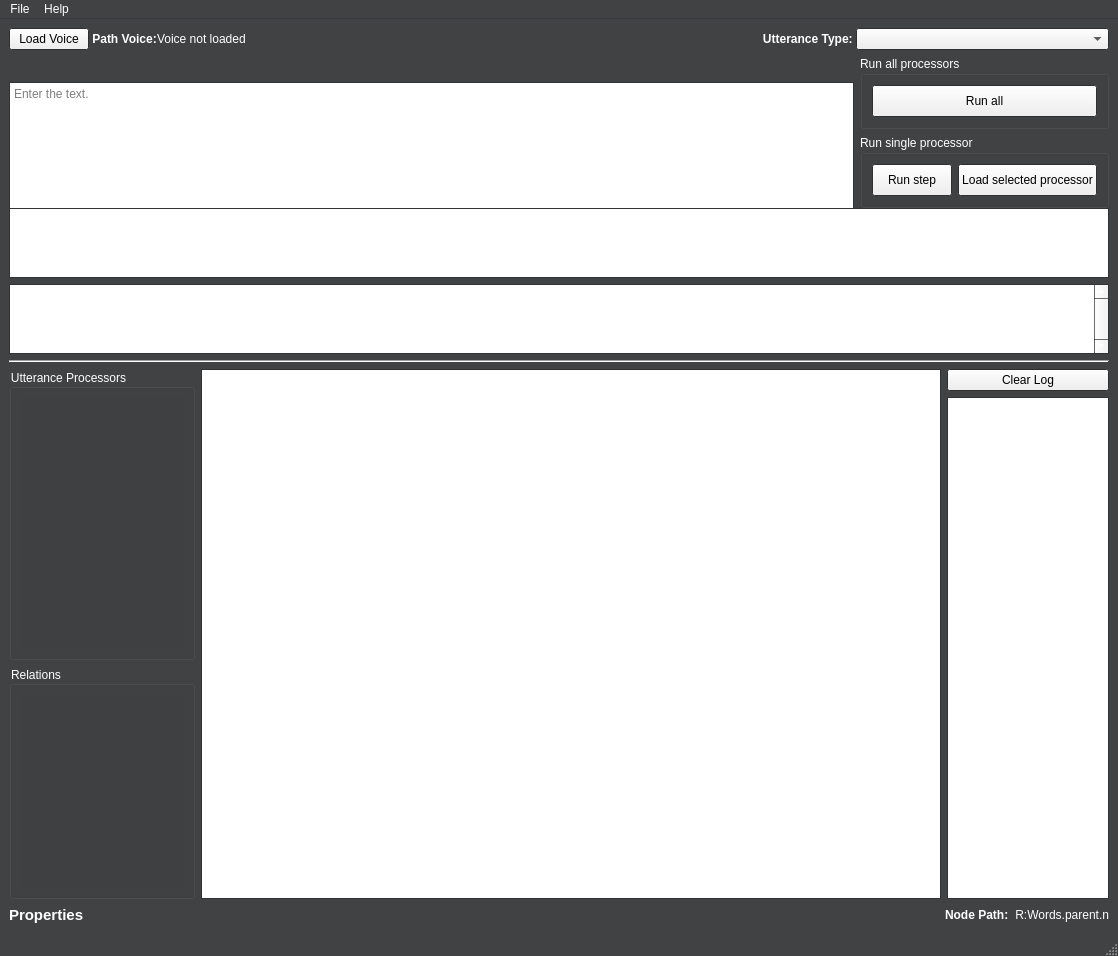
This is DeSpeect/Qt/src/view.ui in graphiteSWE/DeSpeect as Qt 5 draws it before an edit. The edited form follows.
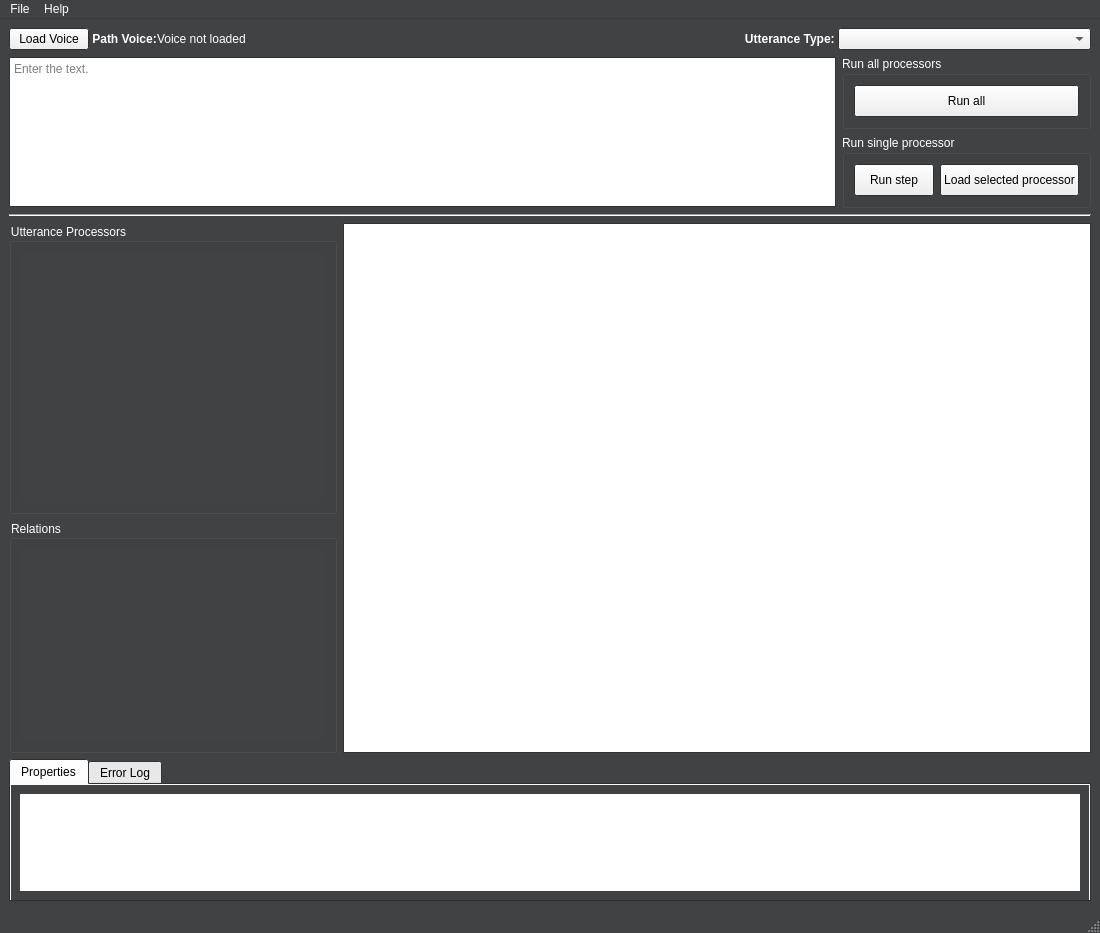
This is the edited form. Icons and pictures are not drawn.

```diff
--- a/DeSpeect/Qt/src/view.ui
+++ b/DeSpeect/Qt/src/view.ui
@@ -6,8 +6,8 @@
    <rect>
     <x>0</x>
     <y>0</y>
-    <width>1118</width>
-    <height>899</height>
+    <width>1100</width>
+    <height>933</height>
    </rect>
   </property>
   <property name="palette">
@@ -168,7 +168,7 @@
      <enum>QLayout::SetMaximumSize</enum>
     </property>
     <item>
-     <layout class="QVBoxLayout" name="LayoutSettings" stretch="0,0,0">
+     <layout class="QVBoxLayout" name="LayoutSettings" stretch="0,0">
       <property name="spacing">
        <number>0</number>
       </property>
@@ -279,6 +279,9 @@
             <height>25</height>
            </size>
           </property>
+          <property name="editable">
+           <bool>false</bool>
+          </property>
          </widget>
         </item>
        </layout>
@@ -291,7 +294,7 @@
         <property name="sizeConstraint">
          <enum>QLayout::SetDefaultConstraint</enum>
         </property>
-        <item>
+        <item alignment="Qt::AlignVCenter">
          <widget class="QTextEdit" name="UtteranceText">
           <property name="minimumSize">
            <size>
@@ -373,8 +376,8 @@
            <string>&lt;!DOCTYPE HTML PUBLIC &quot;-//W3C//DTD HTML 4.0//EN&quot; &quot;http://www.w3.org/TR/REC-html40/strict.dtd&quot;&gt;
 &lt;html&gt;&lt;head&gt;&lt;meta name=&quot;qrichtext&quot; content=&quot;1&quot; /&gt;&lt;style type=&quot;text/css&quot;&gt;
 p, li { white-space: pre-wrap; }
-&lt;/style&gt;&lt;/head&gt;&lt;body style=&quot; font-family:'Ubuntu'; font-size:11pt; font-weight:400; font-style:normal;&quot;&gt;
-&lt;p style=&quot;-qt-paragraph-type:empty; margin-top:0px; margin-bottom:0px; margin-left:0px; margin-right:0px; -qt-block-indent:0; text-indent:0px; font-family:'Sans Serif'; font-size:9pt;&quot;&gt;&lt;br /&gt;&lt;/p&gt;&lt;/body&gt;&lt;/html&gt;</string>
+&lt;/style&gt;&lt;/head&gt;&lt;body style=&quot; font-family:'Sans Serif'; font-size:9pt; font-weight:400; font-style:normal;&quot;&gt;
+&lt;p style=&quot;-qt-paragraph-type:empty; margin-top:0px; margin-bottom:0px; margin-left:0px; margin-right:0px; -qt-block-indent:0; text-indent:0px;&quot;&gt;&lt;br /&gt;&lt;/p&gt;&lt;/body&gt;&lt;/html&gt;</string>
           </property>
           <property name="placeholderText">
            <string>Enter the text.</string>
@@ -385,6 +388,43 @@
          <layout class="QVBoxLayout" name="verticalLayout_4">
           <item>
            <widget class="QGroupBox" name="groupBox">
+            <property name="palette">
+             <palette>
+              <active>
+               <colorrole role="WindowText">
+                <brush brushstyle="SolidPattern">
+                 <color alpha="255">
+                  <red>255</red>
+                  <green>255</green>
+                  <blue>255</blue>
+                 </color>
+                </brush>
+               </colorrole>
+              </active>
+              <inactive>
+               <colorrole role="WindowText">
+                <brush brushstyle="SolidPattern">
+                 <color alpha="255">
+                  <red>255</red>
+                  <green>255</green>
+                  <blue>255</blue>
+                 </color>
+                </brush>
+               </colorrole>
+              </inactive>
+              <disabled>
+               <colorrole role="WindowText">
+                <brush brushstyle="SolidPattern">
+                 <color alpha="255">
+                  <red>120</red>
+                  <green>120</green>
+                  <blue>120</blue>
+                 </color>
+                </brush>
+               </colorrole>
+              </disabled>
+             </palette>
+            </property>
             <property name="title">
              <string>Run all processors</string>
             </property>
@@ -407,6 +447,43 @@
           </item>
           <item>
            <widget class="QGroupBox" name="groupBox_2">
+            <property name="palette">
+             <palette>
+              <active>
+               <colorrole role="WindowText">
+                <brush brushstyle="SolidPattern">
+                 <color alpha="255">
+                  <red>255</red>
+                  <green>255</green>
+                  <blue>255</blue>
+                 </color>
+                </brush>
+               </colorrole>
+              </active>
+              <inactive>
+               <colorrole role="WindowText">
+                <brush brushstyle="SolidPattern">
+                 <color alpha="255">
+                  <red>255</red>
+                  <green>255</green>
+                  <blue>255</blue>
+                 </color>
+                </brush>
+               </colorrole>
+              </inactive>
+              <disabled>
+               <colorrole role="WindowText">
+                <brush brushstyle="SolidPattern">
+                 <color alpha="255">
+                  <red>120</red>
+                  <green>120</green>
+                  <blue>120</blue>
+                 </color>
+                </brush>
+               </colorrole>
+              </disabled>
+             </palette>
+            </property>
             <property name="title">
              <string>Run single processor</string>
             </property>
@@ -459,54 +536,8 @@
         </item>
        </layout>
       </item>
-      <item>
-       <widget class="QListView" name="Properties">
-        <property name="font">
-         <font>
-          <pointsize>12</pointsize>
-         </font>
-        </property>
-        <property name="flow">
-         <enum>QListView::TopToBottom</enum>
-        </property>
-        <property name="wordWrap">
-         <bool>true</bool>
-        </property>
-       </widget>
-      </item>
      </layout>
     </item>
-    <item>
-     <widget class="QTableView" name="PropertyTable">
-      <property name="minimumSize">
-       <size>
-        <width>0</width>
-        <height>0</height>
-       </size>
-      </property>
-      <property name="maximumSize">
-       <size>
-        <width>1100</width>
-        <height>16777215</height>
-       </size>
-      </property>
-      <property name="verticalScrollBarPolicy">
-       <enum>Qt::ScrollBarAlwaysOn</enum>
-      </property>
-      <property name="sizeAdjustPolicy">
-       <enum>QAbstractScrollArea::AdjustToContents</enum>
-      </property>
-      <property name="textElideMode">
-       <enum>Qt::ElideNone</enum>
-      </property>
-      <property name="verticalScrollMode">
-       <enum>QAbstractItemView::ScrollPerPixel</enum>
-      </property>
-      <attribute name="horizontalHeaderVisible">
-       <bool>false</bool>
-      </attribute>
-     </widget>
-    </item>
     <item>
      <widget class="Line" name="line">
       <property name="orientation">
@@ -688,9 +719,9 @@
                   <colorrole role="Base">
                    <brush brushstyle="SolidPattern">
                     <color alpha="255">
-                     <red>62</red>
-                     <green>64</green>
-                     <blue>66</blue>
+                     <red>64</red>
+                     <green>66</green>
+                     <blue>68</blue>
                     </color>
                    </brush>
                   </colorrole>
@@ -726,9 +757,9 @@
                   <colorrole role="Base">
                    <brush brushstyle="SolidPattern">
                     <color alpha="255">
-                     <red>62</red>
-                     <green>64</green>
-                     <blue>66</blue>
+                     <red>64</red>
+                     <green>66</green>
+                     <blue>68</blue>
                     </color>
                    </brush>
                   </colorrole>
@@ -852,9 +883,9 @@
                   <colorrole role="Base">
                    <brush brushstyle="SolidPattern">
                     <color alpha="255">
-                     <red>62</red>
-                     <green>64</green>
-                     <blue>66</blue>
+                     <red>64</red>
+                     <green>66</green>
+                     <blue>68</blue>
                     </color>
                    </brush>
                   </colorrole>
@@ -890,9 +921,9 @@
                   <colorrole role="Base">
                    <brush brushstyle="SolidPattern">
                     <color alpha="255">
-                     <red>62</red>
-                     <green>64</green>
-                     <blue>66</blue>
+                     <red>64</red>
+                     <green>66</green>
+                     <blue>68</blue>
                     </color>
                    </brush>
                   </colorrole>
@@ -969,101 +1000,159 @@
           </property>
          </widget>
         </item>
-        <item>
-         <layout class="QVBoxLayout" name="verticalLayout_7">
+       </layout>
+      </item>
+      <item>
+       <widget class="QTabWidget" name="tabWidget">
+        <property name="palette">
+         <palette>
+          <active>
+           <colorrole role="WindowText">
+            <brush brushstyle="SolidPattern">
+             <color alpha="255">
+              <red>0</red>
+              <green>0</green>
+              <blue>0</blue>
+             </color>
+            </brush>
+           </colorrole>
+          </active>
+          <inactive>
+           <colorrole role="WindowText">
+            <brush brushstyle="SolidPattern">
+             <color alpha="255">
+              <red>0</red>
+              <green>0</green>
+              <blue>0</blue>
+             </color>
+            </brush>
+           </colorrole>
+          </inactive>
+          <disabled>
+           <colorrole role="WindowText">
+            <brush brushstyle="SolidPattern">
+             <color alpha="255">
+              <red>120</red>
+              <green>120</green>
+              <blue>120</blue>
+             </color>
+            </brush>
+           </colorrole>
+          </disabled>
+         </palette>
+        </property>
+        <widget class="QWidget" name="PropertiesLayout">
+         <property name="palette">
+          <palette>
+           <active>
+            <colorrole role="Base">
+             <brush brushstyle="SolidPattern">
+              <color alpha="255">
+               <red>255</red>
+               <green>255</green>
+               <blue>255</blue>
+              </color>
+             </brush>
+            </colorrole>
+            <colorrole role="Window">
+             <brush brushstyle="SolidPattern">
+              <color alpha="255">
+               <red>64</red>
+               <green>66</green>
+               <blue>68</blue>
+              </color>
+             </brush>
+            </colorrole>
+           </active>
+           <inactive>
+            <colorrole role="Base">
+             <brush brushstyle="SolidPattern">
+              <color alpha="255">
+               <red>255</red>
+               <green>255</green>
+               <blue>255</blue>
+              </color>
+             </brush>
+            </colorrole>
+            <colorrole role="Window">
+             <brush brushstyle="SolidPattern">
+              <color alpha="255">
+               <red>64</red>
+               <green>66</green>
+               <blue>68</blue>
+              </color>
+             </brush>
+            </colorrole>
+           </inactive>
+           <disabled>
+            <colorrole role="Base">
+             <brush brushstyle="SolidPattern">
+              <color alpha="255">
+               <red>64</red>
+               <green>66</green>
+               <blue>68</blue>
+              </color>
+             </brush>
+            </colorrole>
+            <colorrole role="Window">
+             <brush brushstyle="SolidPattern">
+              <color alpha="255">
+               <red>64</red>
+               <green>66</green>
+               <blue>68</blue>
+              </color>
+             </brush>
+            </colorrole>
+           </disabled>
+          </palette>
+         </property>
+         <property name="autoFillBackground">
+          <bool>true</bool>
+         </property>
+         <attribute name="title">
+          <string>Properties</string>
+         </attribute>
+         <layout class="QHBoxLayout" name="horizontalLayout_7">
           <item>
+           <widget class="QTableView" name="PropertyTable">
+            <property name="frameShape">
+             <enum>QFrame::NoFrame</enum>
+            </property>
+            <attribute name="horizontalHeaderVisible">
+             <bool>false</bool>
+            </attribute>
+            <attribute name="horizontalHeaderStretchLastSection">
+             <bool>true</bool>
+            </attribute>
+           </widget>
+          </item>
+         </layout>
+        </widget>
+        <widget class="QWidget" name="ErrorLogLayout">
+         <property name="autoFillBackground">
+          <bool>true</bool>
+         </property>
+         <attribute name="title">
+          <string>Error Log</string>
+         </attribute>
+         <layout class="QHBoxLayout" name="horizontalLayout_8">
+          <item>
+           <widget class="QPlainTextEdit" name="ErrorLog">
+            <property name="readOnly">
+             <bool>true</bool>
+            </property>
+           </widget>
+          </item>
+          <item alignment="Qt::AlignTop">
            <widget class="QPushButton" name="LogClear">
             <property name="text">
              <string>Clear Log</string>
             </property>
            </widget>
           </item>
-          <item>
-           <widget class="QPlainTextEdit" name="ErrorLog">
-            <property name="readOnly">
-             <bool>true</bool>
-            </property>
-           </widget>
-          </item>
          </layout>
-        </item>
-       </layout>
-      </item>
-      <item>
-       <layout class="QHBoxLayout" name="horizontalLayout_4">
-        <item alignment="Qt::AlignLeft">
-         <widget class="QLabel" name="label_4">
-          <property name="font">
-           <font>
-            <pointsize>11</pointsize>
-            <weight>75</weight>
-            <bold>true</bold>
-           </font>
-          </property>
-          <property name="text">
-           <string>Properties</string>
-          </property>
-         </widget>
-        </item>
-        <item>
-         <spacer name="horizontalSpacer_2">
-          <property name="orientation">
-           <enum>Qt::Horizontal</enum>
-          </property>
-          <property name="sizeHint" stdset="0">
-           <size>
-            <width>40</width>
-            <height>20</height>
-           </size>
-          </property>
-         </spacer>
-        </item>
-        <item alignment="Qt::AlignRight">
-         <widget class="QLabel" name="label_5">
-          <property name="font">
-           <font>
-            <weight>75</weight>
-            <bold>true</bold>
-           </font>
-          </property>
-          <property name="text">
-           <string>Node Path:</string>
-          </property>
-         </widget>
-        </item>
-        <item>
-         <widget class="QLabel" name="label_8">
-          <property name="minimumSize">
-           <size>
-            <width>0</width>
-            <height>0</height>
-           </size>
-          </property>
-          <property name="maximumSize">
-           <size>
-            <width>95</width>
-            <height>16777215</height>
-           </size>
-          </property>
-          <property name="layoutDirection">
-           <enum>Qt::LeftToRight</enum>
-          </property>
-          <property name="text">
-           <string>R:Words.parent.n</string>
-          </property>
-          <property name="alignment">
-           <set>Qt::AlignRight|Qt::AlignTrailing|Qt::AlignVCenter</set>
-          </property>
-         </widget>
-        </item>
-       </layout>
-      </item>
-      <item>
-       <layout class="QGridLayout" name="gridLayout">
-        <property name="sizeConstraint">
-         <enum>QLayout::SetDefaultConstraint</enum>
-        </property>
-       </layout>
+        </widget>
+       </widget>
       </item>
      </layout>
     </item>
@@ -1074,8 +1163,8 @@
     <rect>
      <x>0</x>
      <y>0</y>
-     <width>1118</width>
-     <height>22</height>
+     <width>1100</width>
+     <height>19</height>
     </rect>
    </property>
    <property name="palette">
```
